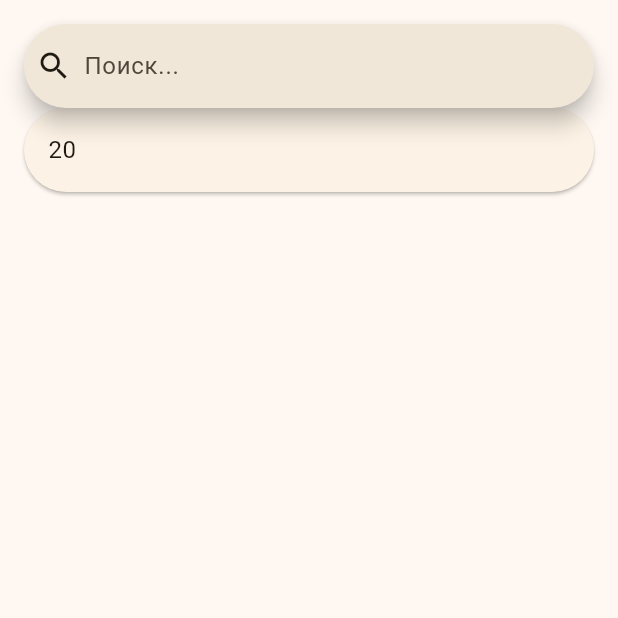
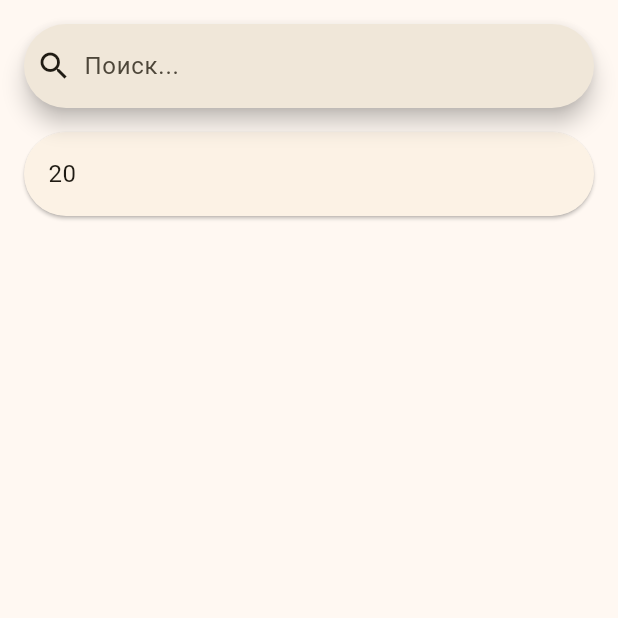
Before and after one commit to ivomika/recipe_browser, a Flutter app: the screen it shows after launch, on a phone screen of 412 x 824 dp, the top half of it. Run offline on Flutter 3.47's test engine with Material 3 defaults, Android fonts, the phone set to English and light mode, and no system bars; our stand-ins replace bloc, drift, drift_flutter, equatable, flex_color_scheme, flutter_bloc and 2 more; accounts and stored records are empty; generated files the repository leaves out were written again.

Commit message:
вынесь в виджет поиск рецептов

```diff
--- a/lib/app/storage/drift/tables/recipe/repository/drift_recipe_repository.dart
+++ b/lib/app/storage/drift/tables/recipe/repository/drift_recipe_repository.dart
@@ -14,8 +14,9 @@ class DriftRecipeRepository implements IRecipeRepository{
 
   @override
   FutureOr<List<Recipe>> all() async {
-    final recipes = await _database
+    final recipes = await (_database
         .select(_database.recipeTable)
+        ..orderBy([(t) => OrderingTerm(expression: t.createdAt)]))
         .get();
 
     final ingredients = (await (_database.select(_database.ingredientTable))
@@ -87,9 +88,10 @@ class DriftRecipeRepository implements IRecipeRepository{
 
   @override
   FutureOr<List<Recipe>> byIds(List<String> ids) async {
-    final recipe = await (_database
+    final recipe = await ((_database
         .select(_database.recipeTable)
         ..where((recipe) => recipe.id.isIn(ids)))
+        ..orderBy([(t) => OrderingTerm(expression: t.createdAt)]))
         .get();
 
     return recipe.map((e) => RecipeConverter.toLocalModel(e)).toList(growable: false);
--- a/lib/features/recipe_list_view/bloc/recipe_list_bloc.dart
+++ b/lib/features/recipe_list_view/bloc/recipe_list_bloc.dart
@@ -2,7 +2,7 @@ import 'dart:async';
 
 import 'package:bloc/bloc.dart';
 import 'package:equatable/equatable.dart';
-import 'package:meta/meta.dart';
+import 'package:flutter/material.dart';
 import 'package:recipe_browser/entities/entities.dart';
 
 part 'recipe_list_event.dart';
@@ -16,7 +16,6 @@ class RecipeListBloc extends Bloc<RecipeListEvent, RecipeListState> {
   }
 
   FutureOr<void> _loadingRecipeList(LoadingRecipeList event, Emitter<RecipeListState> emit) async {
-    print(event.query);
     await _repository.create(Recipe.foo());
     emit(RecipeListLoading());
     try{
--- /dev/null
+++ b/lib/features/recipe_list_view/ui/recipe_list_tile.dart
@@ -0,0 +1,20 @@
+import 'package:flutter/material.dart';
+
+class RecipeListTile extends StatelessWidget {
+  final String title;
+
+  const RecipeListTile({
+    super.key,
+    required this.title
+  });
+
+  @override
+  Widget build(BuildContext context) {
+    return Card(
+      margin: EdgeInsets.zero,
+      child: ListTile(
+        title: Text(title),
+      ),
+    );
+  }
+}
--- a/lib/features/recipe_list_view/ui/recipe_list_view.dart
+++ b/lib/features/recipe_list_view/ui/recipe_list_view.dart
@@ -2,6 +2,7 @@ import 'package:flutter/material.dart';
 import 'package:flutter_bloc/flutter_bloc.dart';
 import 'package:recipe_browser/entities/entities.dart';
 import 'package:recipe_browser/features/recipe_list_view/bloc/recipe_list_bloc.dart';
+import 'package:recipe_browser/features/recipe_list_view/ui/recipe_list_tile.dart';
 import 'package:recipe_browser/shared/utils/utils.dart';
 
 class RecipeListView extends StatelessWidget {
@@ -25,12 +26,9 @@ class RecipeListView extends StatelessWidget {
               return SliverList.separated(
                 itemCount: recipes.length,
                 separatorBuilder: (context, index) => SizedBox(height: context.offset.normal),
-                itemBuilder: (context, index) => Card(
-                  margin: EdgeInsets.zero,
-                  child: ListTile(
-                    title: Text(recipes.elementAt(index).title),
-                  ),
-                ),
+                itemBuilder: (context, index) => RecipeListTile(
+                    title: recipes.elementAt(index).title
+                )
               );
             }
         ),
--- a/lib/pages/home_page/home_page.dart
+++ b/lib/pages/home_page/home_page.dart
@@ -1,9 +1,4 @@
 import 'package:flutter/material.dart';
-import 'package:flutter_bloc/flutter_bloc.dart';
-import 'package:recipe_browser/entities/entities.dart';
-import 'package:recipe_browser/features/recipe_list_view/bloc/recipe_list_bloc.dart';
-import 'package:recipe_browser/features/recipe_list_view/ui/recipe_list_view.dart';
-import 'package:recipe_browser/features/search_field/ui/search_field.dart';
 import 'package:recipe_browser/widgets/search_recipe/ui/search_recipe.dart';
 
 class HomePage extends StatelessWidget {
--- a/lib/widgets/search_recipe/ui/search_recipe.dart
+++ b/lib/widgets/search_recipe/ui/search_recipe.dart
@@ -4,6 +4,7 @@ import 'package:recipe_browser/entities/entities.dart';
 import 'package:recipe_browser/features/recipe_list_view/bloc/recipe_list_bloc.dart';
 import 'package:recipe_browser/features/recipe_list_view/ui/recipe_list_view.dart';
 import 'package:recipe_browser/features/search_field/ui/search_field.dart';
+import 'package:recipe_browser/shared/utils/extensions/theme_context_extension.dart';
 
 class SearchRecipe extends StatelessWidget {
   const SearchRecipe({super.key});
@@ -14,21 +15,30 @@ class SearchRecipe extends StatelessWidget {
       create: (context) => RecipeListBloc(
         context.read<IRecipeRepository>()
       )..add(LoadingRecipeList()),
-      child: Builder(
-        builder: (context) {
+      child: _CustomScrollView(),
+    );
+  }
+}
+
+class _CustomScrollView extends StatelessWidget {
+  const _CustomScrollView();
+
+  @override
+  Widget build(BuildContext context) {
     return CustomScrollView(
       slivers: [
         SliverToBoxAdapter(
           child: SearchField(
-                  onSubmitted: (text) => context.read<RecipeListBloc>()
+            onSubmitted: (text) =>
+            context.read<RecipeListBloc>()
               ..add(LoadingRecipeList(query: text)),
           ),
+        ),
+        SliverToBoxAdapter(
+          child: SizedBox(height: context.offset.normal),
         ),
         RecipeListView()
       ],
     );
   }
-      ),
-    );
 }
-}
```
Lines whose indentation alone changed are shown as unchanged.
